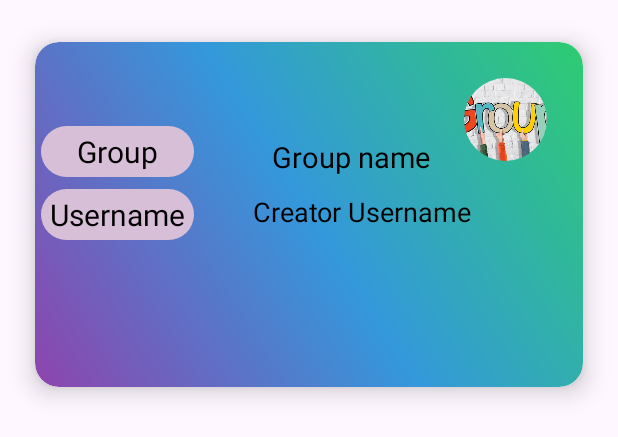
After one commit to SilverDemon21/FinalProject, an Android app: the layout pending_group_item.xml on its own in the app's theme, with its tools: preview values and no code run, on a phone screen of 412 x 824 dp. The commit adds this screen. Shown: the top 437 px of the screen. Run offline under Robolectric (Android 15) with nearby library versions, the phone set to English and light mode, and no system bars.

Commit message:
almost done at accept of pending group

```diff
--- a/app/src/main/java/com/example/finalproject/adminStaff/PendingGroups.java
+++ b/app/src/main/java/com/example/finalproject/adminStaff/PendingGroups.java
@@ -3,6 +3,8 @@ package com.example.finalproject.adminStaff;
 import android.os.Bundle;
 import android.text.Editable;
 import android.text.TextWatcher;
+import android.view.View;
+import android.widget.AdapterView;
 import android.widget.EditText;
 import android.widget.ListView;
 
@@ -18,6 +20,7 @@ import com.example.finalproject.ShowAllUsers.UserAdapter;
 import com.example.finalproject.ShowAllUsers.UsersActivity;
 import com.example.finalproject.mainAplication.GroupOfUsers;
 import com.example.finalproject.mainAplication.SavedLocation;
+import com.example.finalproject.mainAplication.listOfSavedLocations;
 import com.example.finalproject.sharedPref_manager;
 import com.google.firebase.database.DataSnapshot;
 import com.google.firebase.database.DatabaseError;
@@ -62,15 +65,21 @@ public class PendingGroups extends AppCompatActivity {
 
             }
         });
+
+        fetchAllPendingGroups();
+
+
+
     }
+
+
+
 
     private void fetchAllPendingGroups(){
         DatabaseReference databaseReference = FirebaseDatabase.getInstance().getReference().child("Groups");
         databaseReference.addListenerForSingleValueEvent(new ValueEventListener() {
             @Override
             public void onDataChange(@NonNull DataSnapshot snapshot) {
-                originalPendingGroups = null;
-                pendingGroups = null;
 
                 for (DataSnapshot dataSnapshot : snapshot.getChildren()) {
                     GroupOfUsers checkGroup = dataSnapshot.getValue(GroupOfUsers.class);
--- a/app/src/main/java/com/example/finalproject/adminStaff/PendingGroupsAdapter.java
+++ b/app/src/main/java/com/example/finalproject/adminStaff/PendingGroupsAdapter.java
@@ -1,8 +1,13 @@
 package com.example.finalproject.adminStaff;
 
 import android.content.Context;
+import android.view.LayoutInflater;
+import android.view.View;
+import android.view.ViewGroup;
 import android.widget.ArrayAdapter;
+import android.widget.TextView;
 
+import com.example.finalproject.R;
 import com.example.finalproject.ShowAllUsers.User;
 import com.example.finalproject.mainAplication.GroupOfUsers;
 import com.example.finalproject.mainAplication.SavedLocation;
@@ -15,10 +20,28 @@ public class PendingGroupsAdapter extends ArrayAdapter<GroupOfUsers> {
     private List<GroupOfUsers> groups;
 
     public PendingGroupsAdapter(Context context, List<GroupOfUsers> pendingGroups) {
-        super(context, 0, locationList);
+        super(context, 0, pendingGroups);
         mContext = context;
         groups = pendingGroups;
-
     }
 
+    @Override
+    public View getView(int position, View convertView, ViewGroup parent) {
+        GroupOfUsers pendingGroup = getItem(position);
+
+        if (convertView == null) {
+            convertView = LayoutInflater.from(mContext).inflate(R.layout.pending_group_item, parent, false);
+        }
+
+        TextView groupNameTextView = convertView.findViewById(R.id.groupNameTextView);
+        TextView groupCreatorUsernameTextView = convertView.findViewById(R.id.groupCreatorUsernameTextView);
+
+
+        if(pendingGroup != null){
+            groupNameTextView.setText(pendingGroup.getGroupName());
+            groupCreatorUsernameTextView.setText(String.valueOf(pendingGroup.getGroupUsers().keySet().iterator().next()));
+        }
+
+        return convertView;
+    }
 }
--- a/app/src/main/java/com/example/finalproject/mainAplication/GroupOfUsers.java
+++ b/app/src/main/java/com/example/finalproject/mainAplication/GroupOfUsers.java
@@ -17,7 +17,7 @@ public class GroupOfUsers {
         groupState = "Pending";
     }
 
-
+    public GroupOfUsers() {}
 
     public String getGroupId() {return groupId;}
     public void setGroupId(String groupId) {this.groupId = groupId;}
--- a/app/src/main/java/com/example/finalproject/mainAplication/mapAndLogic.java
+++ b/app/src/main/java/com/example/finalproject/mainAplication/mapAndLogic.java
@@ -45,6 +45,7 @@ import com.bumptech.glide.request.transition.Transition;
 import com.example.finalproject.MainActivity;
 import com.example.finalproject.R;
 import com.example.finalproject.User_Profile;
+import com.example.finalproject.adminStaff.PendingGroups;
 import com.example.finalproject.sharedPref_manager;
 import com.google.android.gms.location.FusedLocationProviderClient;
 import com.google.android.gms.location.LocationCallback;
@@ -79,8 +80,6 @@ public class mapAndLogic extends AppCompatActivity {
     private DatabaseReference databaseReference;
     private LocationCallback locationCallback;
     private Button btnShowSavedLocationsList;
-
-
 
 
     @Override
@@ -229,13 +228,15 @@ public class mapAndLogic extends AppCompatActivity {
 
         if (checkPermissions()) {
             startLocationUpdates();
+            createNotificationChannel();
+            startLocationService();
+
         } else {
             requestPermissions();
         }
         showAllSavedLocations();
 
-        createNotificationChannel();
-        startLocationService();
+
     }
 
 
@@ -263,6 +264,12 @@ public class mapAndLogic extends AppCompatActivity {
     public boolean onCreateOptionsMenu(Menu menu) {
         super.onCreateOptionsMenu(menu);
         getMenuInflater().inflate(R.menu.menu_add_savedlocations_ways, menu);
+
+        MenuItem adminItem = menu.findItem(R.id.menu_pendingGroupsAccepts);
+        sharedPref_manager manager = new sharedPref_manager(mapAndLogic.this, "LoginUpdate");
+        if(!manager.getUsername().equals("admin")){
+            adminItem.setVisible(false);
+        }
         return true;
     }
 
@@ -357,6 +364,11 @@ public class mapAndLogic extends AppCompatActivity {
                 }
             });
             dialog.show();
+        }
+
+        if(item.getItemId() == R.id.menu_pendingGroupsAccepts){
+            Intent intent = new Intent(mapAndLogic.this, PendingGroups.class);
+            startActivity(intent);
         }
         return true;
     }
--- /dev/null
+++ b/app/src/main/res/layout/pending_group_item.xml
@@ -0,0 +1,101 @@
+<?xml version="1.0" encoding="utf-8"?>
+<androidx.cardview.widget.CardView
+    xmlns:android="http://schemas.android.com/apk/res/android"
+    xmlns:app="http://schemas.android.com/apk/res-auto"
+    xmlns:tools="http://schemas.android.com/tools"
+    android:layout_width="match_parent"
+    android:layout_height="270dp"
+    android:layout_margin="8dp"
+    app:cardCornerRadius="16dp"
+    app:cardElevation="10dp"
+    app:cardBackgroundColor="@android:color/white"
+    app:cardUseCompatPadding="true">
+
+
+
+    <androidx.constraintlayout.widget.ConstraintLayout
+        android:layout_width="match_parent"
+        android:layout_height="match_parent"
+        android:background="@drawable/background_saved_location_item"
+        android:padding="4dp">
+
+        <TextView
+            android:id="@+id/textView"
+            android:layout_width="102dp"
+            android:layout_height="34dp"
+            android:background="@drawable/background_text_view_defult"
+            android:gravity="center"
+            android:text="Username"
+            android:textColor="@color/black"
+            android:textSize="20dp"
+            app:layout_constraintBottom_toBottomOf="parent"
+            app:layout_constraintEnd_toEndOf="parent"
+            app:layout_constraintHorizontal_bias="0.0"
+            app:layout_constraintStart_toStartOf="parent"
+            app:layout_constraintTop_toTopOf="parent" />
+
+        <TextView
+            android:layout_width="102dp"
+            android:layout_height="34dp"
+            android:background="@drawable/background_text_view_defult"
+            android:gravity="center"
+            android:text="Group"
+            android:textColor="@color/black"
+            android:textSize="20dp"
+            app:layout_constraintBottom_toBottomOf="parent"
+            app:layout_constraintEnd_toEndOf="parent"
+            app:layout_constraintHorizontal_bias="0.0"
+            app:layout_constraintStart_toStartOf="parent"
+            app:layout_constraintTop_toTopOf="parent"
+            app:layout_constraintVertical_bias="0.276" />
+
+
+
+
+        <TextView
+            android:id="@+id/groupCreatorUsernameTextView"
+            android:layout_width="214dp"
+            android:layout_height="59dp"
+            android:layout_marginVertical="10dp"
+            android:gravity="center_vertical"
+            android:text="Creator Username"
+            android:textColor="@color/black"
+            android:textSize="18sp"
+            app:layout_constraintBottom_toBottomOf="parent"
+            app:layout_constraintEnd_toEndOf="parent"
+            app:layout_constraintHorizontal_bias="0.985"
+            app:layout_constraintStart_toStartOf="parent"
+            app:layout_constraintTop_toTopOf="parent"
+            app:layout_constraintVertical_bias="0.484" />
+
+
+
+        <TextView
+            android:id="@+id/groupNameTextView"
+            android:layout_width="131dp"
+            android:layout_height="36dp"
+            android:layout_marginVertical="10dp"
+            android:text="Group name"
+            android:textColor="@color/black"
+            android:textSize="19sp"
+            android:gravity="center"
+            app:layout_constraintBottom_toBottomOf="parent"
+            app:layout_constraintEnd_toEndOf="parent"
+            app:layout_constraintHorizontal_bias="0.621"
+            app:layout_constraintStart_toStartOf="parent"
+            app:layout_constraintTop_toTopOf="parent"
+            app:layout_constraintVertical_bias="0.268" />
+
+        <de.hdodenhof.circleimageview.CircleImageView
+            android:layout_width="55dp"
+            android:layout_height="55dp"
+            android:layout_margin="20dp"
+            android:src="@drawable/group_img"
+            app:layout_constraintBottom_toBottomOf="parent"
+            app:layout_constraintEnd_toEndOf="parent"
+            app:layout_constraintHorizontal_bias="1.0"
+            app:layout_constraintStart_toStartOf="parent"
+            app:layout_constraintTop_toTopOf="parent"
+            app:layout_constraintVertical_bias="0.0" />
+    </androidx.constraintlayout.widget.ConstraintLayout>
+</androidx.cardview.widget.CardView>
--- a/app/src/main/res/menu/menu_add_savedlocations_ways.xml
+++ b/app/src/main/res/menu/menu_add_savedlocations_ways.xml
@@ -12,4 +12,9 @@
         android:title="Save Location Address"
         app:showAsAction="never"/>
 
+    <item
+        android:id="@+id/menu_pendingGroupsAccepts"
+        android:title="Show Pending Groups"
+        app:showAsAction="never"/>
+
 </menu>
```
Also changed, not shown: app/src/main/res/drawable/group_img.png (added).
